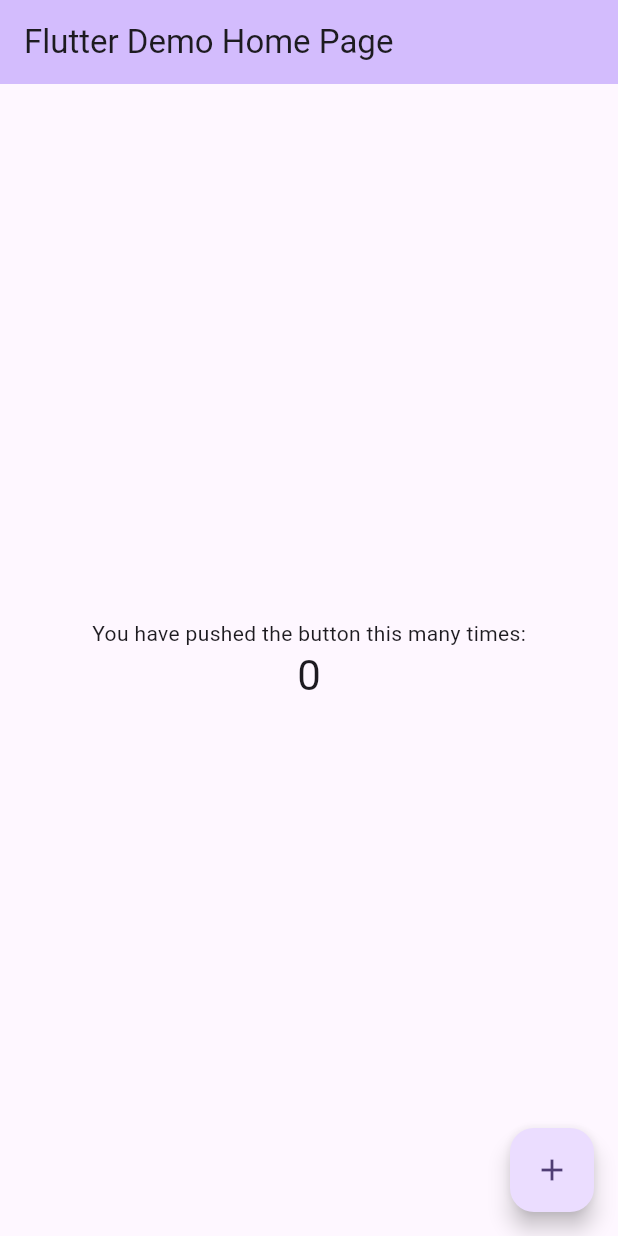
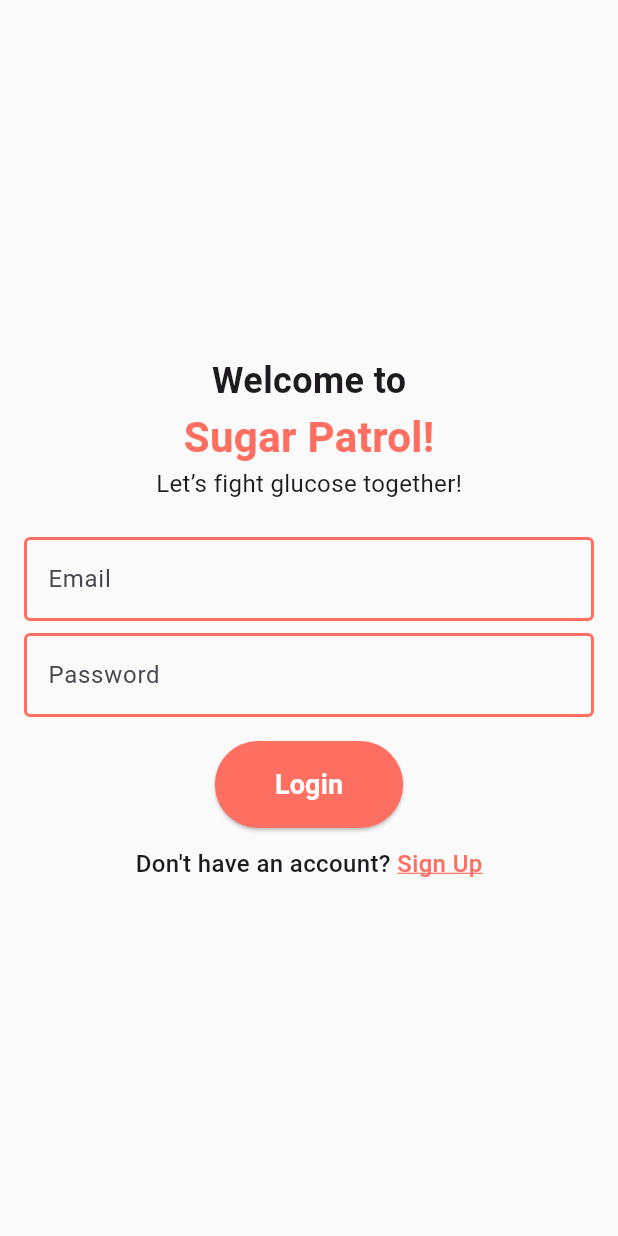
Before and after one commit to bushhes02/Sugar-Patrol, a Flutter app: the screen it shows after launch, on a phone screen of 412 x 824 dp. Run offline on Flutter 3.47's test engine with Material 3 defaults, Android fonts, the phone set to English and light mode, and no system bars.

Commit message:
Onboarding screens

```diff
--- /dev/null
+++ b/lib/login_screen.dart
@@ -0,0 +1,115 @@
+import 'package:flutter/material.dart';
+import 'signup_screen.dart';
+
+class LoginScreen extends StatelessWidget {
+  const LoginScreen({super.key});
+
+  @override
+  Widget build(BuildContext context) {
+    return Scaffold(
+      body: Padding(
+        padding: const EdgeInsets.all(16.0),
+        child: Column(
+          mainAxisAlignment: MainAxisAlignment.center,
+          crossAxisAlignment: CrossAxisAlignment.center,
+          children: [
+            const Text(
+              "Welcome to",
+              style: TextStyle(fontSize: 24, fontWeight: FontWeight.bold),
+            ),
+            Text(
+              "Sugar Patrol!",
+              style: TextStyle(
+                fontSize: 28,
+                fontWeight: FontWeight.bold,
+                color: Color(0xFFFF6F61),
+              ),
+            ),
+            const Text(
+              "Let’s fight glucose together!",
+              style: TextStyle(fontSize: 16, fontWeight: FontWeight.normal),
+            ),
+            const SizedBox(height: 24),
+            TextField(
+              decoration: InputDecoration(
+                labelText: "Email",
+                border: OutlineInputBorder(
+                  borderSide: BorderSide(color: Color(0xFFFF6F61), width: 2.0),
+                ),
+                enabledBorder: OutlineInputBorder(
+                  borderSide: BorderSide(color: Color(0xFFFF6F61), width: 2.0),
+                ),
+                focusedBorder: OutlineInputBorder(
+                  borderSide: BorderSide(color: Color(0xFFFF6F61), width: 2.0),
+                ),
+              ),
+              keyboardType: TextInputType.emailAddress,
+            ),
+            const SizedBox(height: 8),
+            TextField(
+              decoration: InputDecoration(
+                labelText: "Password",
+                border: OutlineInputBorder(
+                  borderSide: BorderSide(color: Color(0xFFFF6F61), width: 2.0),
+                ),
+                enabledBorder: OutlineInputBorder(
+                  borderSide: BorderSide(color: Color(0xFFFF6F61), width: 2.0),
+                ),
+                focusedBorder: OutlineInputBorder(
+                  borderSide: BorderSide(color: Color(0xFFFF6F61), width: 2.0),
+                ),
+              ),
+              obscureText: true,
+            ),
+            const SizedBox(height: 16),
+            ElevatedButton(
+              onPressed: () {
+                // Navigation still disabled for now
+              },
+              style: ElevatedButton.styleFrom(
+                backgroundColor: Color(0xFFFF6F61),
+                foregroundColor: Colors.white,
+                padding: const EdgeInsets.symmetric(horizontal: 40, vertical: 16),
+              ),
+              child: const Text(
+                "Login",
+                style: TextStyle(
+                  fontSize: 18,
+                  fontWeight: FontWeight.bold,
+                ),
+              ),
+            ),
+            const SizedBox(height: 12),
+            Row(
+              mainAxisAlignment: MainAxisAlignment.center,
+              children: [
+                const Text(
+                  "Don't have an account? ",
+                  style: TextStyle(fontSize: 16, fontWeight: FontWeight.w500),
+                ),
+                GestureDetector(
+                  onTap: () {
+                    Navigator.push(
+                      context,
+                      MaterialPageRoute(builder: (context) => const SignUpScreen()),
+                    );
+                  },
+                  child: const Text(
+                    "Sign Up",
+                    style: TextStyle(
+                      fontSize: 16,
+                      fontWeight: FontWeight.w500,
+                      color: Color(0xFFFF6F61),
+                      decoration: TextDecoration.underline,
+                      decorationColor: Color(0xFFFF6F61),
+                    ),
+                  ),
+                ),
+              ],
+            ),
+          ],
+        ),
+      ),
+    );
+  }
+}
--- a/lib/main.dart
+++ b/lib/main.dart
@@ -1,122 +1,38 @@
 import 'package:flutter/material.dart';
+import 'login_screen.dart';
 
 void main() {
-  runApp(const MyApp());
+  runApp(MyApp());
 }
 
 class MyApp extends StatelessWidget {
   const MyApp({super.key});
 
-  // This widget is the root of your application.
   @override
   Widget build(BuildContext context) {
     return MaterialApp(
-      title: 'Flutter Demo',
+      title: 'Sugar Patrol',
       theme: ThemeData(
-        // This is the theme of your application.
-        //
-        // TRY THIS: Try running your application with "flutter run". You'll see
-        // the application has a purple toolbar. Then, without quitting the app,
-        // try changing the seedColor in the colorScheme below to Colors.green
-        // and then invoke "hot reload" (save your changes or press the "hot
-        // reload" button in a Flutter-supported IDE, or press "r" if you used
-        // the command line to start the app).
-        //
-        // Notice that the counter didn't reset back to zero; the application
-        // state is not lost during the reload. To reset the state, use hot
-        // restart instead.
-        //
-        // This works for code too, not just values: Most code changes can be
-        // tested with just a hot reload.
-        colorScheme: ColorScheme.fromSeed(seedColor: Colors.deepPurple),
+        fontFamily: 'Roboto',
+        primaryColor: Color(0xFFFF6F61), // Coral (light mode)
+        scaffoldBackgroundColor: Color(0xFFFAFAFA),
+        textTheme: const TextTheme(
+          headlineSmall: TextStyle(fontSize: 16, fontWeight: FontWeight.w500),
+          bodyLarge: TextStyle(fontSize: 16, fontWeight: FontWeight.normal),
+          bodyMedium: TextStyle(fontSize: 14, fontWeight: FontWeight.normal),
+        ),
       ),
-      home: const MyHomePage(title: 'Flutter Demo Home Page'),
+      darkTheme: ThemeData(
+        fontFamily: 'Roboto',
+        primaryColor: Color(0xFFFF8A80), // Coral (dark mode)
+        scaffoldBackgroundColor: Color(0xFF212121),
+        textTheme: const TextTheme(
+          headlineSmall: TextStyle(fontSize: 16, fontWeight: FontWeight.w500, color: Color(0xFFCFD8DC)),
+          bodyLarge: TextStyle(fontSize: 16, fontWeight: FontWeight.normal, color: Color(0xFFCFD8DC)),
+          bodyMedium: TextStyle(fontSize: 14, fontWeight: FontWeight.normal, color: Color(0xFFCFD8DC)),
+        ),
+      ),
+      home: LoginScreen(),
     );
   }
 }
-
-class MyHomePage extends StatefulWidget {
-  const MyHomePage({super.key, required this.title});
-
-  // This widget is the home page of your application. It is stateful, meaning
-  // that it has a State object (defined below) that contains fields that affect
-  // how it looks.
-
-  // This class is the configuration for the state. It holds the values (in this
-  // case the title) provided by the parent (in this case the App widget) and
-  // used by the build method of the State. Fields in a Widget subclass are
-  // always marked "final".
-
-  final String title;
-
-  @override
-  State<MyHomePage> createState() => _MyHomePageState();
-}
-
-class _MyHomePageState extends State<MyHomePage> {
-  int _counter = 0;
-
-  void _incrementCounter() {
-    setState(() {
-      // This call to setState tells the Flutter framework that something has
-      // changed in this State, which causes it to rerun the build method below
-      // so that the display can reflect the updated values. If we changed
-      // _counter without calling setState(), then the build method would not be
-      // called again, and so nothing would appear to happen.
-      _counter++;
-    });
-  }
-
-  @override
-  Widget build(BuildContext context) {
-    // This method is rerun every time setState is called, for instance as done
-    // by the _incrementCounter method above.
-    //
-    // The Flutter framework has been optimized to make rerunning build methods
-    // fast, so that you can just rebuild anything that needs updating rather
-    // than having to individually change instances of widgets.
-    return Scaffold(
-      appBar: AppBar(
-        // TRY THIS: Try changing the color here to a specific color (to
-        // Colors.amber, perhaps?) and trigger a hot reload to see the AppBar
-        // change color while the other colors stay the same.
-        backgroundColor: Theme.of(context).colorScheme.inversePrimary,
-        // Here we take the value from the MyHomePage object that was created by
-        // the App.build method, and use it to set our appbar title.
-        title: Text(widget.title),
-      ),
-      body: Center(
-        // Center is a layout widget. It takes a single child and positions it
-        // in the middle of the parent.
-        child: Column(
-          // Column is also a layout widget. It takes a list of children and
-          // arranges them vertically. By default, it sizes itself to fit its
-          // children horizontally, and tries to be as tall as its parent.
-          //
-          // Column has various properties to control how it sizes itself and
-          // how it positions its children. Here we use mainAxisAlignment to
-          // center the children vertically; the main axis here is the vertical
-          // axis because Columns are vertical (the cross axis would be
-          // horizontal).
-          //
-          // TRY THIS: Invoke "debug painting" (choose the "Toggle Debug Paint"
-          // action in the IDE, or press "p" in the console), to see the
-          // wireframe for each widget.
-          mainAxisAlignment: MainAxisAlignment.center,
-          children: <Widget>[
-            const Text('You have pushed the button this many times:'),
-            Text(
-              '$_counter',
-              style: Theme.of(context).textTheme.headlineMedium,
-            ),
-          ],
-        ),
-      ),
-      floatingActionButton: FloatingActionButton(
-        onPressed: _incrementCounter,
-        tooltip: 'Increment',
-        child: const Icon(Icons.add),
-      ), // This trailing comma makes auto-formatting nicer for build methods.
-    );
-  }
-}
```
Also changed, not shown: lib/signup_screen.dart (added, +167 -0 lines).
